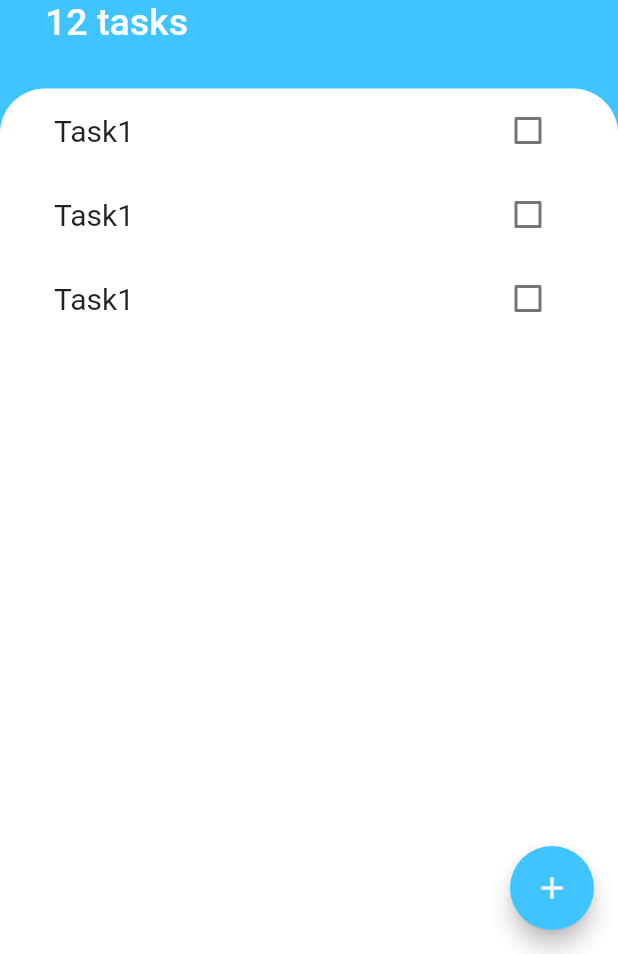
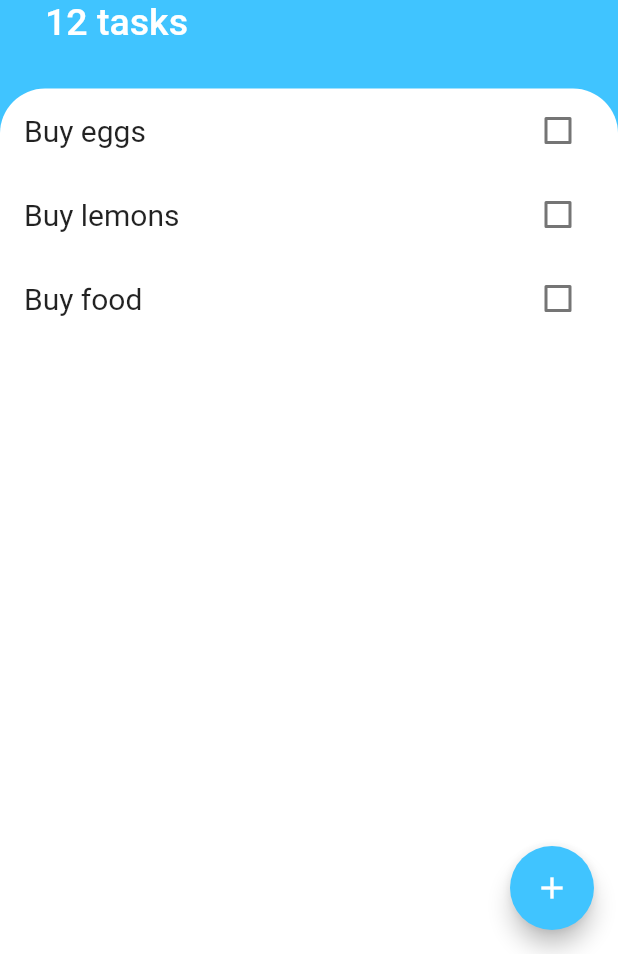
Before and after one commit to siva5271/ToDo, a Flutter app: the screen it shows after launch, on a phone screen of 412 x 824 dp, the part 282-1236 px from its top. Run offline on Flutter 3.47's test engine with Material 2 defaults, Android fonts, the phone set to English and light mode, and no system bars.

Commit message:
Dynamic addition of tasks made possible

```diff
--- /dev/null
+++ b/lib/model/task.dart
@@ -0,0 +1,6 @@
+class Task {
+  Task({this.isDone = false, required this.title});
+  late final String title;
+  late bool isDone;
+  void ToggleDone() => isDone = !isDone;
+}
--- a/lib/widgets/task_list.dart
+++ b/lib/widgets/task_list.dart
@@ -1,23 +1,34 @@
 import 'package:flutter/material.dart';
+import 'package:todoey/widgets/tasks.dart';
 
-import 'tasks.dart';
+import '../model/task.dart';
 
-class TaskList extends StatelessWidget {
-  const TaskList({
-    Key? key,
-  }) : super(key: key);
+class TaskList extends StatefulWidget {
+  @override
+  State<TaskList> createState() => _TaskListState();
+}
 
+class _TaskListState extends State<TaskList> {
+  List<Task> tasks = [
+    Task(title: 'Buy eggs'),
+    Task(title: 'Buy lemons'),
+    Task(title: 'Buy food')
+  ];
   @override
   Widget build(BuildContext context) {
-    return ListView(
-      children: [
-        Padding(
-          padding: const EdgeInsets.symmetric(horizontal: 20),
-          child: Column(
-            children: [Tasks(), Tasks(), Tasks()],
-          ),
-        )
-      ],
+    return ListView.builder(
+      itemBuilder: (context, index) {
+        return Tasks(
+          isChecked: tasks[index].isDone,
+          taskTitle: tasks[index].title,
+          CheckBoxCallBack: (checkBoxState) {
+            setState(() {
+              tasks[index].ToggleDone();
+            });
+          },
+        );
+      },
+      itemCount: tasks.length,
     );
   }
 }
--- a/lib/widgets/tasks.dart
+++ b/lib/widgets/tasks.dart
@@ -1,18 +1,18 @@
 import 'package:flutter/material.dart';
 
-class Tasks extends StatefulWidget {
-  @override
-  State<Tasks> createState() => _TasksState();
-}
-
-class _TasksState extends State<Tasks> {
-  bool isChecked = false;
-
+class Tasks extends StatelessWidget {
+  late bool isChecked;
+  late final String taskTitle;
+  final Function CheckBoxCallBack;
+  Tasks(
+      {required this.isChecked,
+      required this.taskTitle,
+      required this.CheckBoxCallBack});
   @override
   Widget build(BuildContext context) {
     return ListTile(
       title: Text(
-          'Task1',
+        taskTitle,
         style: TextStyle(
             fontSize: 20,
             decoration: isChecked ? TextDecoration.lineThrough : null),
@@ -20,11 +20,7 @@ class _TasksState extends State<Tasks> {
       trailing: Checkbox(
           activeColor: Colors.lightBlueAccent,
           value: isChecked,
-          onChanged: (value) {
-            setState(() {
-              isChecked = value!;
-            });
-          },
-        ));
+          onChanged: (value) => CheckBoxCallBack(value)),
+    );
   }
 }
```
Lines whose indentation alone changed are shown as unchanged.
